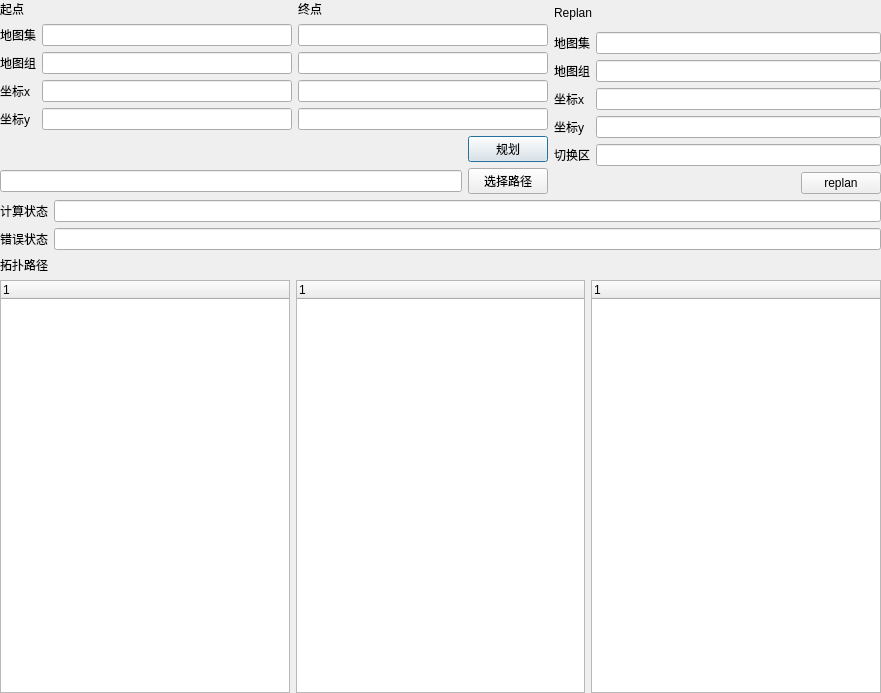
Old version of the form qt/mapmgr/globalplandialog.ui in the repository xstar2091/ros_tools.
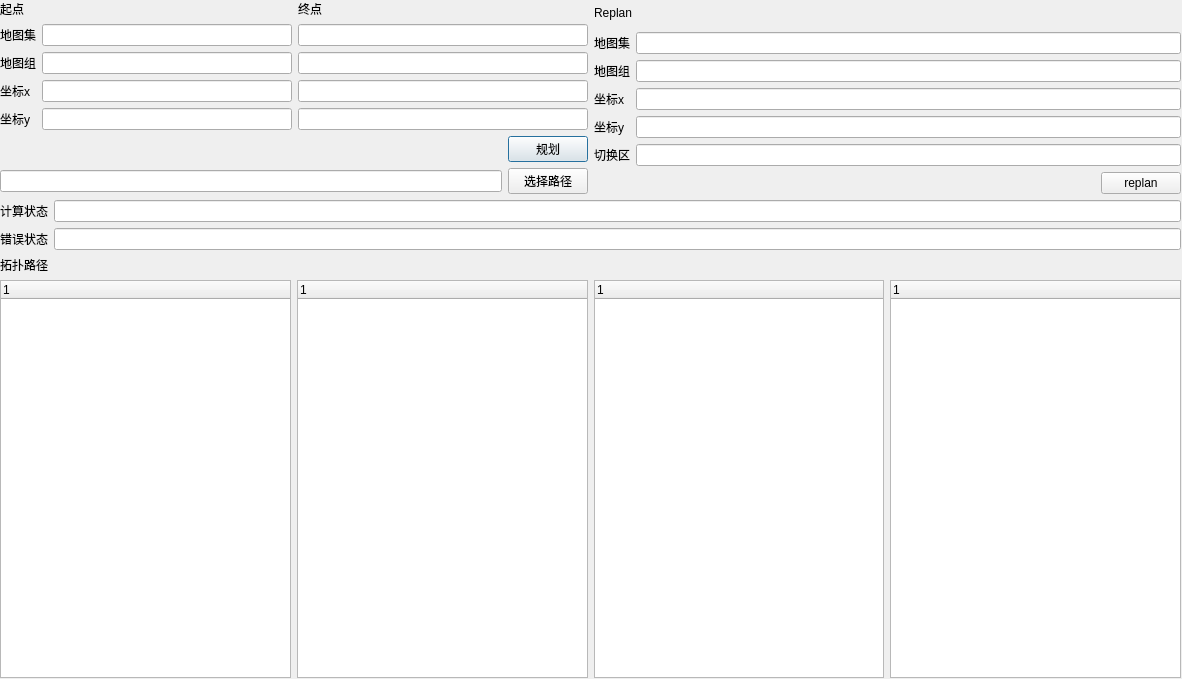
New version of the form.

What changed in the file:
```diff
--- a/qt/mapmgr/globalplandialog.ui
+++ b/qt/mapmgr/globalplandialog.ui
@@ -6,8 +6,8 @@
    <rect>
     <x>0</x>
     <y>0</y>
-    <width>881</width>
-    <height>693</height>
+    <width>1182</width>
+    <height>679</height>
    </rect>
   </property>
   <property name="windowTitle">
@@ -18,8 +18,8 @@
     <rect>
      <x>0</x>
      <y>0</y>
-     <width>881</width>
-     <height>693</height>
+     <width>1181</width>
+     <height>678</height>
     </rect>
    </property>
    <layout class="QVBoxLayout" name="verticalLayout_4">
@@ -307,6 +307,15 @@
           </column>
          </widget>
         </item>
+        <item>
+         <widget class="QTreeWidget" name="topologyNodeNameTreeWidget">
+          <column>
+           <property name="text">
+            <string notr="true">1</string>
+           </property>
+          </column>
+         </widget>
+        </item>
         <item>
          <widget class="QTreeWidget" name="mapChangeAreaTreeWidget">
           <property name="minimumSize">
```
